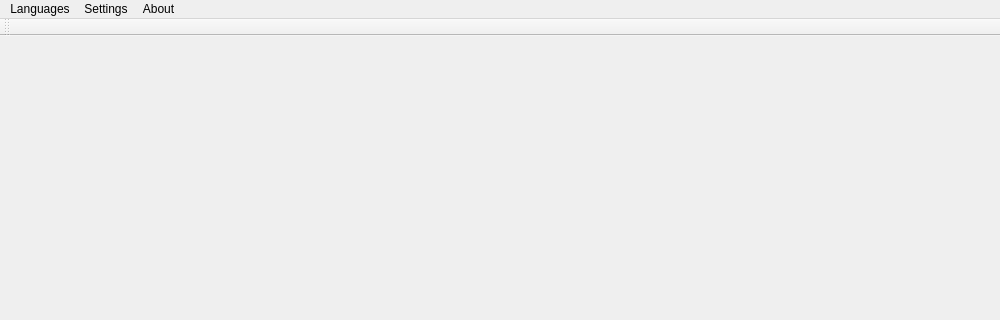
The window that mainwindow.ui (vanniktech/SpeedReader) describes before a commit, drawn with Qt 5; both pictures show x 0 to 1000 and y 0 to 320 of the 1000 by 512 pixel window.
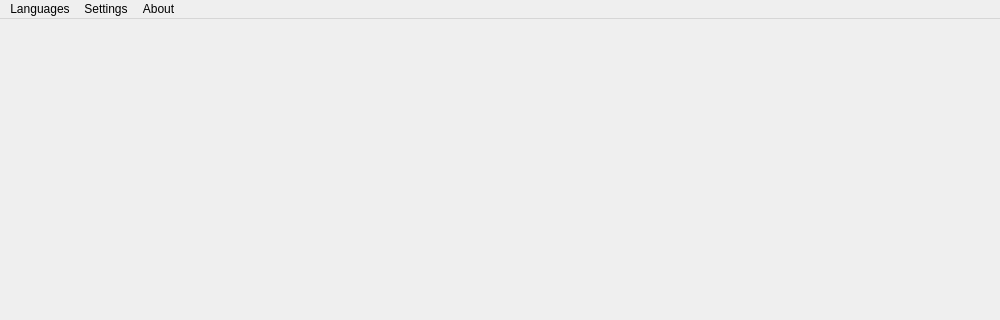
The same window after the commit.

Commit message: Remove unused toolbar from main window

What changed in the file:
```diff
--- a/mainwindow.ui
+++ b/mainwindow.ui
@@ -75,14 +75,6 @@
    <addaction name="menuSettings"/>
    <addaction name="menuAbout"/>
   </widget>
-  <widget class="QToolBar" name="mainToolBar">
-   <attribute name="toolBarArea">
-    <enum>TopToolBarArea</enum>
-   </attribute>
-   <attribute name="toolBarBreak">
-    <bool>false</bool>
-   </attribute>
-  </widget>
   <widget class="QStatusBar" name="statusBar"/>
   <action name="actionSpeedReader">
    <property name="text">
```
Left out of the diff: 2 changed lines with no effect on the pictures.
